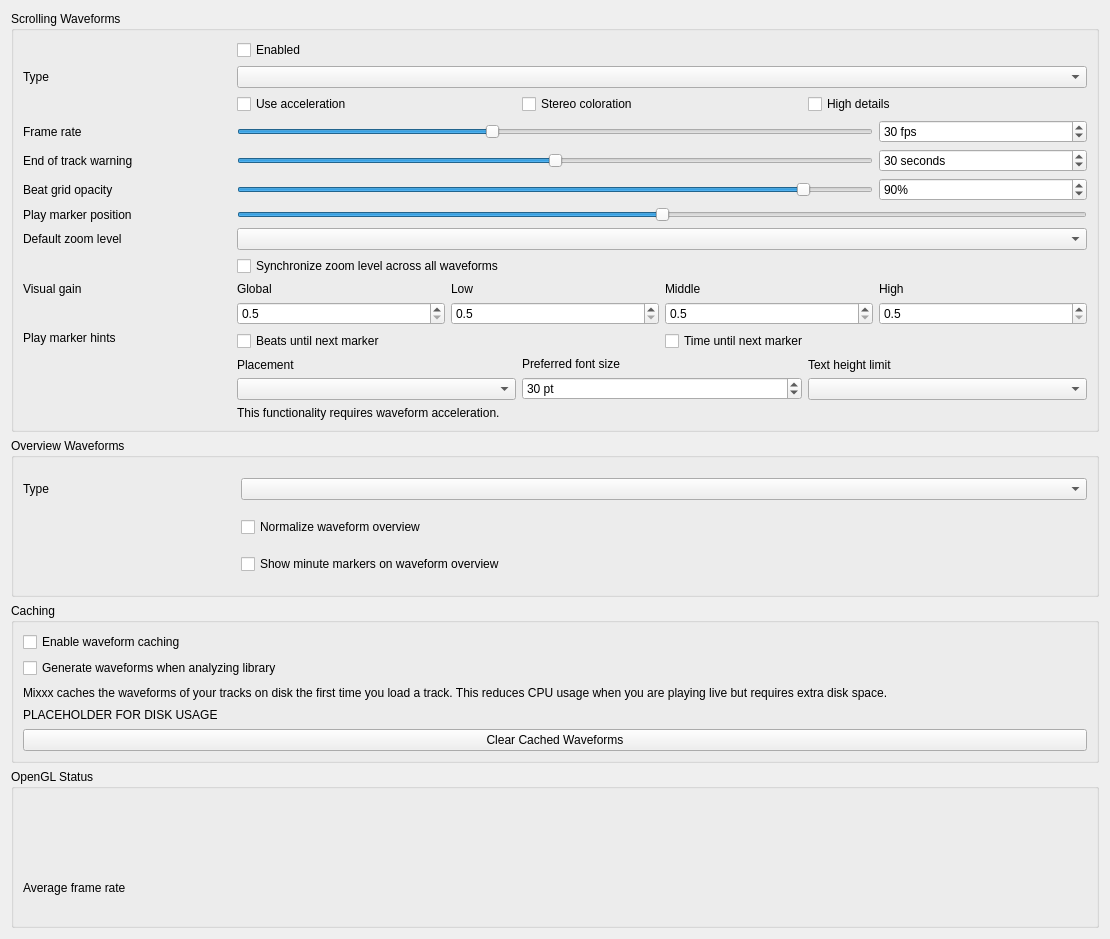
First picture: the form in src/preferences/dialog/dlgprefwaveformdlg.ui, repository Eve00000/mixxx, before the edit.
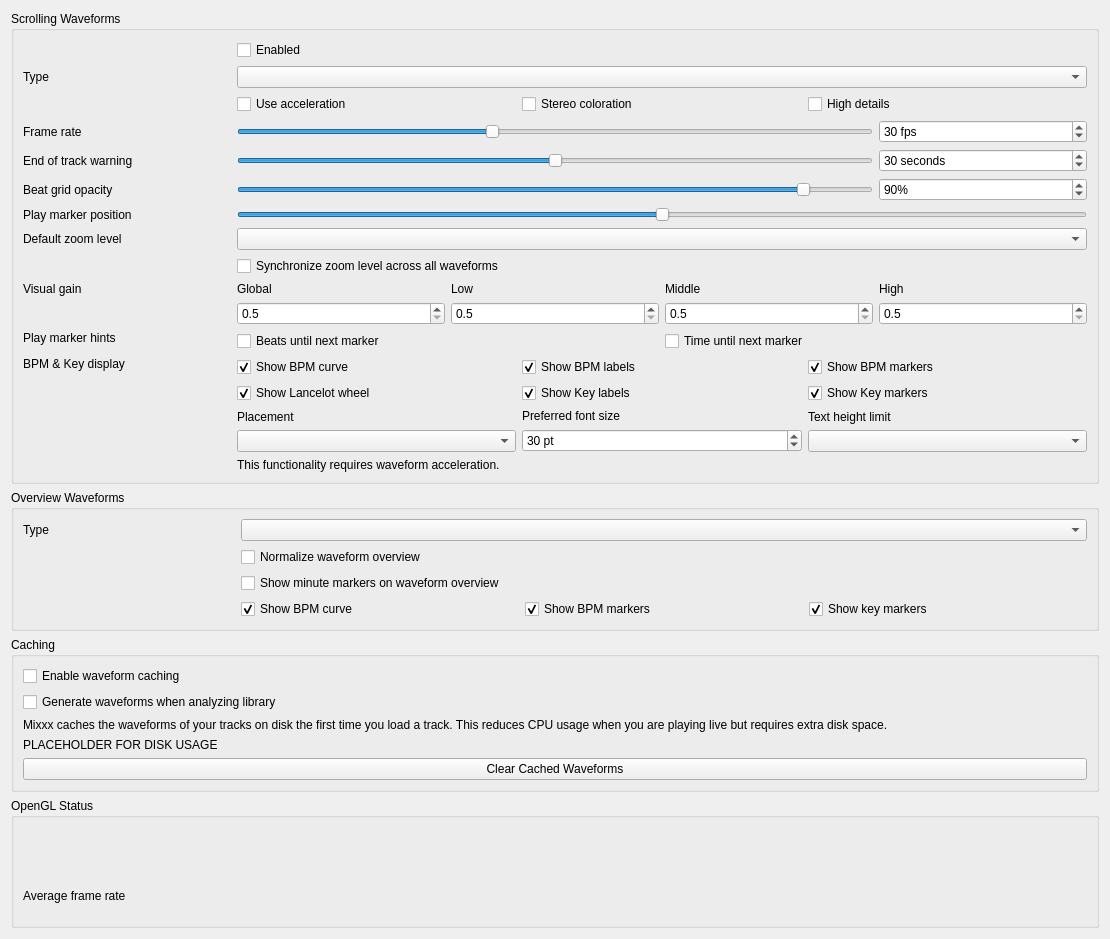
Second picture: the form after the edit.

Commit message: Add BPM & KEY Curve

Patch:
```diff
--- a/src/preferences/dialog/dlgprefwaveformdlg.ui
+++ b/src/preferences/dialog/dlgprefwaveformdlg.ui
@@ -494,7 +494,103 @@
       </widget>
      </item>
 
-     <item row="12" column="1" colspan="4">
+      <!-- BPM & Key Curve, Markers, Labels & Lancelot Wheel -->
+
+      <item row="12" column="0">
+        <widget class="QLabel" name="bpmKeyDisplayLabel">
+          <property name="text">
+            <string>BPM &amp; Key display</string>
+          </property>
+          <property name="alignment">
+            <set>Qt::AlignLeading|Qt::AlignLeft|Qt::AlignTop</set>
+          </property>
+        </widget>
+      </item>
+
+      <item row="12" column="1" colspan="4">
+        <layout class="QGridLayout" name="bpmKeyDisplayLayout">
+          <item row="0" column="0">
+            <widget class="QCheckBox" name="showBpmCurveCheckBox">
+              <property name="text">
+                <string>Show BPM curve</string>
+              </property>
+              <property name="toolTip">
+                <string>Display the BPM curve on the waveform</string>
+              </property>
+              <property name="checked">
+                <bool>true</bool>
+              </property>
+            </widget>
+          </item>
+          <item row="0" column="1">
+            <widget class="QCheckBox" name="showBpmLabelsCheckBox">
+              <property name="text">
+                <string>Show BPM labels</string>
+              </property>
+              <property name="toolTip">
+                <string>Display BPM values at change points</string>
+              </property>
+              <property name="checked">
+                <bool>true</bool>
+              </property>
+            </widget>
+          </item>
+          <item row="0" column="2">
+            <widget class="QCheckBox" name="showBpmMarkersCheckBox">
+              <property name="text">
+                <string>Show BPM markers</string>
+              </property>
+              <property name="toolTip">
+                <string>Display markers at BPM change points</string>
+              </property>
+              <property name="checked">
+                <bool>true</bool>
+              </property>
+            </widget>
+          </item>
+          <item row="1" column="0">
+            <widget class="QCheckBox" name="showLancelotWheelCheckBox">
+              <property name="text">
+                <string>Show Lancelot wheel</string>
+              </property>
+              <property name="toolTip">
+                <string>Display the Lancelot wheel on the waveform</string>
+              </property>
+              <property name="checked">
+                <bool>true</bool>
+              </property>
+            </widget>
+          </item>
+          <item row="1" column="1">
+            <widget class="QCheckBox" name="showKeyLabelsCheckBox">
+              <property name="text">
+                <string>Show Key labels</string>
+              </property>
+              <property name="toolTip">
+                <string>Display Key names at Key change points</string>
+              </property>
+              <property name="checked">
+                <bool>true</bool>
+              </property>
+            </widget>
+          </item>
+          <item row="1" column="2">
+            <widget class="QCheckBox" name="showKeyMarkersCheckBox">
+              <property name="text">
+                <string>Show Key markers</string>
+              </property>
+              <property name="toolTip">
+                <string>Display Key markers at Key change points</string>
+              </property>
+              <property name="checked">
+                <bool>true</bool>
+              </property>
+            </widget>
+          </item>
+        </layout>
+      </item>
+
+      <item row="13" column="1" colspan="4">
       <layout class="QHBoxLayout" name="marker_option_layout">
        <item>
         <layout class="QVBoxLayout" name="marker_options_placement_layout">
@@ -578,7 +674,7 @@
       </layout><!-- marker_option_layout -->
      </item>
 
-     <item row="13" column="1" colspan="4">
+     <item row="14" column="1" colspan="4">
       <widget class="QLabel" name="requiresGLSLLabel">
        <property name="text">
         <string>This functionality requires waveform acceleration.</string>
@@ -635,6 +731,42 @@
       </widget>
      </item>
 
+     <!-- BPM & KEY Markers & BPM Curve -->
+     <item row="3" column="1" colspan="4">
+       <layout class="QHBoxLayout" name="overviewBpmKeyLayout">
+         <item>
+           <widget class="QCheckBox" name="overviewShowBpmCurveCheckBox">
+             <property name="text">
+               <string>Show BPM curve</string>
+             </property>
+             <property name="checked">
+               <bool>true</bool>
+             </property>
+           </widget>
+         </item>
+         <item>
+           <widget class="QCheckBox" name="overviewShowBpmMarkersCheckBox">
+             <property name="text">
+               <string>Show BPM markers</string>
+             </property>
+             <property name="checked">
+               <bool>true</bool>
+             </property>
+           </widget>
+         </item>
+         <item>
+           <widget class="QCheckBox" name="overviewShowKeyMarkersCheckBox">
+             <property name="text">
+               <string>Show key markers</string>
+             </property>
+             <property name="checked">
+               <bool>true</bool>
+             </property>
+           </widget>
+         </item>
+       </layout>
+     </item>
+
     </layout>
    </widget>
   </item><!-- overview_groupbox -->
```
Left out of the diff: 9 changed lines with no effect on the pictures. The commit also changes 52 other files.
